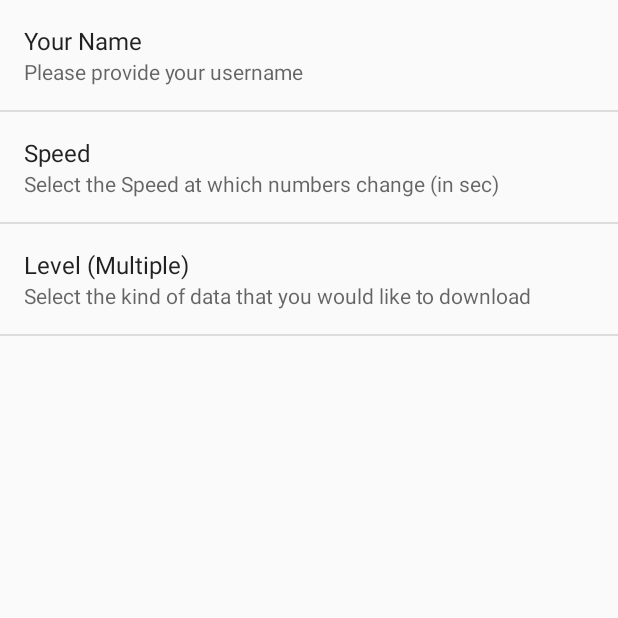
After one commit to srichakradhar/Crazy3, an Android app: the SettingsActivity screen opened directly, with no data from a screen before it, on a phone screen of 412 x 824 dp, the top half of it. The commit adds this screen. Run offline under Robolectric (Android 15) with nearby library versions, the phone set to English and light mode, and no system bars.

Commit message:
added speed, multiples and username in preference screen.

```diff
--- a/app/build.gradle
+++ b/app/build.gradle
@@ -22,5 +22,6 @@ android {
 dependencies {
     compile fileTree(dir: 'libs', include: ['*.jar'])
     testCompile 'junit:junit:4.12'
-    compile 'com.android.support:appcompat-v7:23.1.0'
+    compile 'com.android.support:appcompat-v7:23.1.1'
+    compile 'com.android.support:support-v4:23.1.1'
 }
--- a/app/src/main/AndroidManifest.xml
+++ b/app/src/main/AndroidManifest.xml
@@ -17,6 +17,10 @@
         </activity>
         <activity android:name=".MainActivity" >
         </activity>
+        <activity
+            android:name=".SettingsActivity"
+            android:label="@string/title_activity_settings" >
+        </activity>
     </application>
 
 </manifest>
--- /dev/null
+++ b/app/src/main/java/com/chukree/thumbsdown/SettingsActivity.java
@@ -0,0 +1,16 @@
+package com.chukree.thumbsdown;
+
+
+import android.os.Bundle;
+import android.preference.PreferenceActivity;
+
+public class SettingsActivity extends PreferenceActivity {
+
+	@Override
+	protected void onCreate(Bundle savedInstanceState) {
+		// TODO Auto-generated method stub
+		super.onCreate(savedInstanceState);
+		addPreferencesFromResource(R.xml.preferences);
+	}
+
+}
--- /dev/null
+++ b/app/src/main/res/values-w820dp/arrays.xml
@@ -0,0 +1,16 @@
+<resources>
+    <string-array name="multiples">
+        <item>3</item>
+        <item>4</item>
+        <item>5</item>
+        <item>6</item>
+        <item>7</item>
+        <item>8</item>
+        <item>9</item>
+    </string-array>
+    <string-array name="speeds">
+        <item>Gentle Man</item>
+        <item>Super Man</item>
+        <item>Mental Man</item>
+    </string-array>
+</resources>
--- /dev/null
+++ b/app/src/main/res/values/arrays.xml
@@ -0,0 +1,16 @@
+<resources>
+    <string-array name="multiples">
+        <item>3</item>
+        <item>4</item>
+        <item>5</item>
+        <item>6</item>
+        <item>7</item>
+        <item>8</item>
+        <item>9</item>
+    </string-array>
+    <string-array name="speeds">
+        <item>Gentle Man</item>
+        <item>Super Man</item>
+        <item>Mental Man</item>
+    </string-array>
+</resources>
--- /dev/null
+++ b/app/src/main/res/xml/preferences.xml
@@ -0,0 +1,20 @@
+<?xml version="1.0" encoding="utf-8"?>
+<PreferenceScreen xmlns:android="http://schemas.android.com/apk/res/android">
+    <EditTextPreference android:title="Your Name"
+        android:key="username"
+        android:summary="Please provide your username"></EditTextPreference>
+
+    <ListPreference     android:title="Speed"
+        android:summary="Select the Speed at which numbers change (in sec)"
+        android:key="speed"
+        android:defaultValue="1"
+        android:entries="@array/speeds"
+        android:entryValues="@array/speeds" />
+
+    <ListPreference     android:title="Level (Multiple)"
+        android:summary="Select the kind of data that you would like to download"
+        android:key="multiple"
+        android:defaultValue="3"
+        android:entries="@array/multiples"
+        android:entryValues="@array/multiples" />
+</PreferenceScreen>
```
Also changed, not shown: app/src/main/java/com/chukree/thumbsdown/GameActivity.java (+19 -8 lines), app/src/main/res/layout/activity_game.xml (+14 -23 lines), app/src/main/res/values/strings.xml (+59 -0 lines), app/src/main/res/drawable/settings.png (added), 1 other file.
